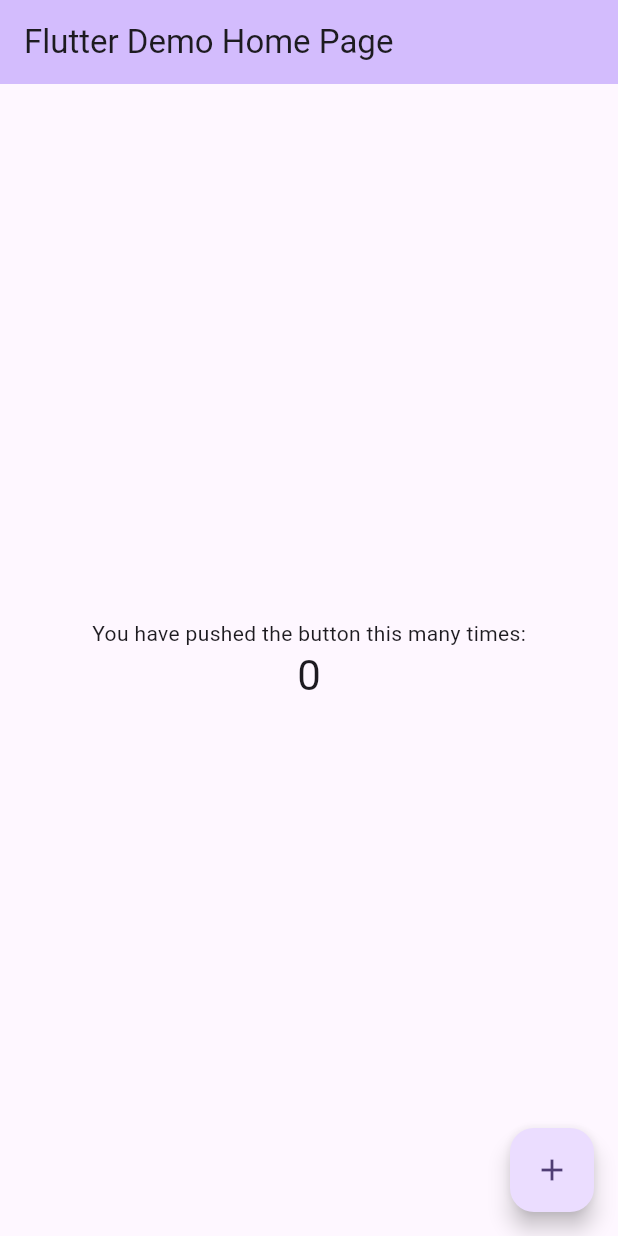
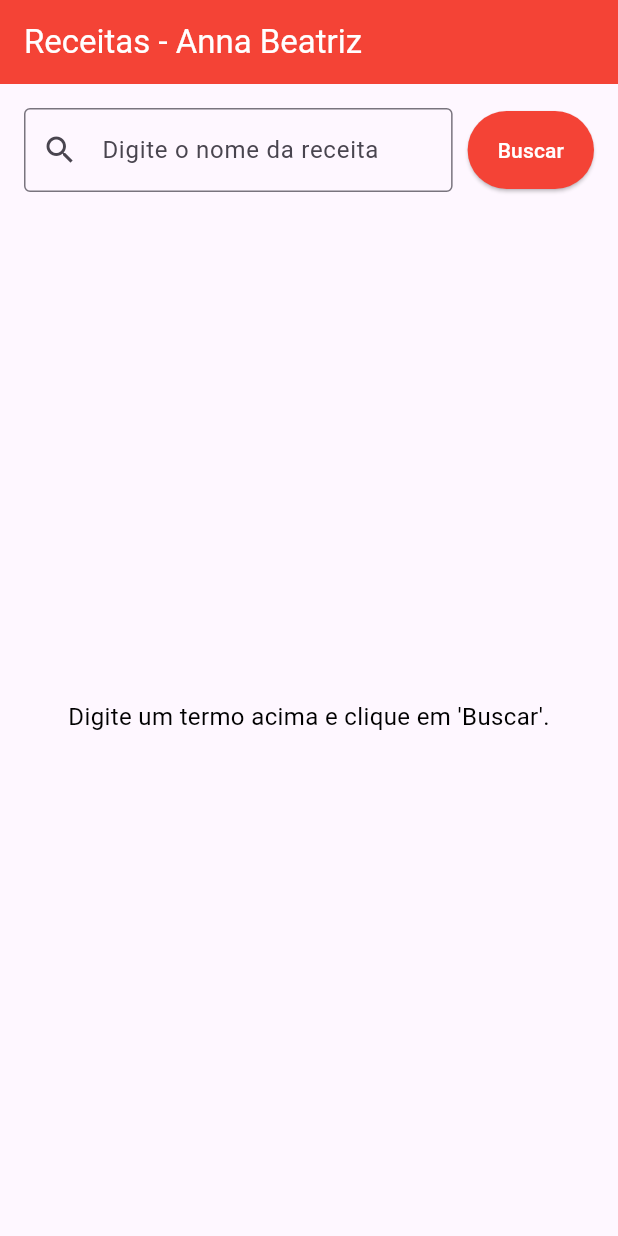
Before and after one commit to annabeatriz-martins/ddm1-flutter-2026-02-AnnaBeatriz, a Flutter app: the screen it shows after launch, on a phone screen of 412 x 824 dp. Run offline on Flutter 3.47's test engine with Material 3 defaults, Android fonts, the phone set to English and light mode, and no system bars.

Commit message:
estrutura inicial

```diff
--- a/tp6/lib/main.dart
+++ b/tp6/lib/main.dart
@@ -4,119 +4,87 @@ void main() {
   runApp(const MyApp());
 }
 
+//Anna Beatriz Martins da Silva
+
 class MyApp extends StatelessWidget {
   const MyApp({super.key});
 
-  // This widget is the root of your application.
   @override
   Widget build(BuildContext context) {
-    return MaterialApp(
-      title: 'Flutter Demo',
-      theme: ThemeData(
-        // This is the theme of your application.
-        //
-        // TRY THIS: Try running your application with "flutter run". You'll see
-        // the application has a purple toolbar. Then, without quitting the app,
-        // try changing the seedColor in the colorScheme below to Colors.green
-        // and then invoke "hot reload" (save your changes or press the "hot
-        // reload" button in a Flutter-supported IDE, or press "r" if you used
-        // the command line to start the app).
-        //
-        // Notice that the counter didn't reset back to zero; the application
-        // state is not lost during the reload. To reset the state, use hot
-        // restart instead.
-        //
-        // This works for code too, not just values: Most code changes can be
-        // tested with just a hot reload.
-        colorScheme: .fromSeed(seedColor: Colors.deepPurple),
-      ),
-      home: const MyHomePage(title: 'Flutter Demo Home Page'),
-    );
+   return MaterialApp(
+    title: "Busca de receitas",
+    theme: ThemeData(
+      primarySwatch: Colors.pink,
+      useMaterial3: true,
+    ),
+    home: const ReceitaPagPesquisa(),
+    debugShowCheckedModeBanner: false,
+   );
   }
 }
 
-class MyHomePage extends StatefulWidget {
-  const MyHomePage({super.key, required this.title});
-
-  // This widget is the home page of your application. It is stateful, meaning
-  // that it has a State object (defined below) that contains fields that affect
-  // how it looks.
-
-  // This class is the configuration for the state. It holds the values (in this
-  // case the title) provided by the parent (in this case the App widget) and
-  // used by the build method of the State. Fields in a Widget subclass are
-  // always marked "final".
-
-  final String title;
+class ReceitaPagPesquisa extends StatefulWidget{
+  const ReceitaPagPesquisa({super.key});
 
   @override
-  State<MyHomePage> createState() => _MyHomePageState();
+  State<ReceitaPagPesquisa> createState() => _ReceitaPagPesquisaEstado();
 }
 
-class _MyHomePageState extends State<MyHomePage> {
-  int _counter = 0;
-
-  void _incrementCounter() {
-    setState(() {
-      // This call to setState tells the Flutter framework that something has
-      // changed in this State, which causes it to rerun the build method below
-      // so that the display can reflect the updated values. If we changed
-      // _counter without calling setState(), then the build method would not be
-      // called again, and so nothing would appear to happen.
-      _counter++;
-    });
-  }
+class _ReceitaPagPesquisaEstado extends State<ReceitaPagPesquisa>{
+  final TextEditingController _controller = TextEditingController();
 
   @override
   Widget build(BuildContext context) {
-    // This method is rerun every time setState is called, for instance as done
-    // by the _incrementCounter method above.
-    //
-    // The Flutter framework has been optimized to make rerunning build methods
-    // fast, so that you can just rebuild anything that needs updating rather
-    // than having to individually change instances of widgets.
     return Scaffold(
       appBar: AppBar(
-        // TRY THIS: Try changing the color here to a specific color (to
-        // Colors.amber, perhaps?) and trigger a hot reload to see the AppBar
-        // change color while the other colors stay the same.
-        backgroundColor: Theme.of(context).colorScheme.inversePrimary,
-        // Here we take the value from the MyHomePage object that was created by
-        // the App.build method, and use it to set our appbar title.
-        title: Text(widget.title),
+        title: const Text("Receitas - Anna Beatriz"),
+        backgroundColor: Colors.red,
+        foregroundColor: Colors.white,
       ),
-      body: Center(
-        // Center is a layout widget. It takes a single child and positions it
-        // in the middle of the parent.
+      body: Padding(
+        padding: const EdgeInsets.all(16.0),
         child: Column(
-          // Column is also a layout widget. It takes a list of children and
-          // arranges them vertically. By default, it sizes itself to fit its
-          // children horizontally, and tries to be as tall as its parent.
-          //
-          // Column has various properties to control how it sizes itself and
-          // how it positions its children. Here we use mainAxisAlignment to
-          // center the children vertically; the main axis here is the vertical
-          // axis because Columns are vertical (the cross axis would be
-          // horizontal).
-          //
-          // TRY THIS: Invoke "debug painting" (choose the "Toggle Debug Paint"
-          // action in the IDE, or press "p" in the console), to see the
-          // wireframe for each widget.
-          mainAxisAlignment: .center,
           children: [
-            const Text('You have pushed the button this many times:'),
-            Text(
-              '$_counter',
-              style: Theme.of(context).textTheme.headlineMedium,
+            Row(
+              children: [
+                Expanded(
+                  child: TextField(
+                    controller: _controller,
+                    decoration: const InputDecoration(
+                      labelText: "Digite o nome da receita",
+                      border: OutlineInputBorder(),
+                      prefixIcon: Icon(Icons.search),
+                    ),
+                  ),
+                ),
+                const SizedBox(width: 10),
+                ElevatedButton(
+                  onPressed: (){
+
+                  },
+                  style: ElevatedButton.styleFrom(
+                    backgroundColor: Colors.red,
+                    foregroundColor: Colors.white,
+                    padding: const EdgeInsets.symmetric(
+                      vertical: 16, horizontal: 20
+                    ),
+                  ),
+                  child: const Text("Buscar"),
+                ),
+              ],
+            ),
+            const SizedBox(height: 20),
+            const Expanded(
+              child: Center(
+                child: Text(
+                  "Digite um termo acima e clique em 'Buscar'.",
+                  style: TextStyle(fontSize: 16,color: Colors.black),
+                ),
+              ),
             ),
           ],
         ),
       ),
-      floatingActionButton: FloatingActionButton(
-        onPressed: _incrementCounter,
-        tooltip: 'Increment',
-        child: const Icon(Icons.add),
-      ),
     );
   }
 }
--- a/tp6/pubspec.yaml
+++ b/tp6/pubspec.yaml
@@ -1,5 +1,5 @@
 name: tp6
-description: "A new Flutter project."
+description: "Aplicativo de receitas"
 # The following line prevents the package from being accidentally published to
 # pub.dev using `flutter pub publish`. This is preferred for private packages.
 publish_to: 'none' # Remove this line if you wish to publish to pub.dev
@@ -38,6 +38,7 @@ dependencies:
 dev_dependencies:
   flutter_test:
     sdk: flutter
+  http: ^1.2.0
 
   # The "flutter_lints" package below contains a set of recommended lints to
   # encourage good coding practices. The lint set provided by the package is
```
Also changed, not shown: tp6/pubspec.lock.
